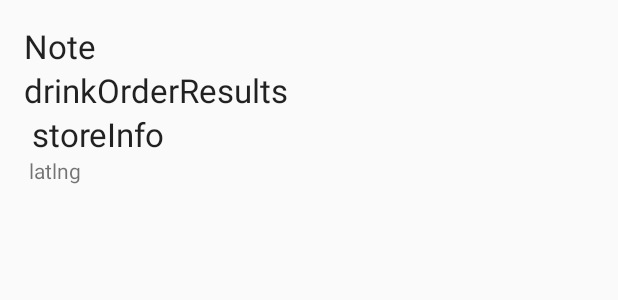
After one commit to shaun316229/android-class-272, an Android app: the layout activity_order_detal.xml on its own in the app's theme, with its tools: preview values and no code run, on a phone screen of 412 x 824 dp. The commit adds this screen. Shown: the top 300 px of the screen. Run offline under Robolectric (Android 15) with nearby library versions, the phone set to English and light mode, and no system bars.

Commit message:
set order data on order detail layout

```diff
--- a/SimpleUI/app/src/main/AndroidManifest.xml
+++ b/SimpleUI/app/src/main/AndroidManifest.xml
@@ -19,7 +19,8 @@
                 <category android:name="android.intent.category.LAUNCHER" />
             </intent-filter>
         </activity>
-        <activity android:name=".DrinkMenuActivity"></activity>
+        <activity android:name=".DrinkMenuActivity" />
+        <activity android:name=".OrderDetalActivity"></activity>
     </application>
 
 </manifest>
--- /dev/null
+++ b/SimpleUI/app/src/main/res/layout/activity_order_detal.xml
@@ -0,0 +1,50 @@
+<?xml version="1.0" encoding="utf-8"?>
+<RelativeLayout xmlns:android="http://schemas.android.com/apk/res/android"
+    xmlns:tools="http://schemas.android.com/tools"
+    android:layout_width="match_parent"
+    android:layout_height="match_parent"
+    android:paddingBottom="@dimen/activity_vertical_margin"
+    android:paddingLeft="@dimen/activity_horizontal_margin"
+    android:paddingRight="@dimen/activity_horizontal_margin"
+    android:paddingTop="@dimen/activity_vertical_margin"
+    tools:context="com.example.user.simpleui.OrderDetalActivity">
+
+    <TextView
+        android:layout_width="wrap_content"
+        android:layout_height="wrap_content"
+        android:textAppearance="?android:attr/textAppearanceLarge"
+        android:text="Note"
+        android:id="@+id/noteTextView"
+        android:layout_alignParentTop="true"
+        android:layout_alignParentLeft="true"
+        android:layout_alignParentStart="true" />
+
+    <TextView
+        android:layout_width="wrap_content"
+        android:layout_height="wrap_content"
+        android:textAppearance="?android:attr/textAppearanceLarge"
+        android:text="drinkOrderResults"
+        android:id="@+id/drinkOrderResultsTextView"
+        android:layout_below="@+id/noteTextView"
+        android:layout_alignParentLeft="true"
+        android:layout_alignParentStart="true" />
+
+    <TextView
+        android:layout_width="wrap_content"
+        android:layout_height="wrap_content"
+        android:textAppearance="?android:attr/textAppearanceLarge"
+        android:text=" storeInfo"
+        android:id="@+id/storeInfoTextView"
+        android:layout_below="@+id/drinkOrderResultsTextView"
+        android:layout_alignParentLeft="true"
+        android:layout_alignParentStart="true" />
+
+    <TextView
+        android:layout_width="wrap_content"
+        android:layout_height="wrap_content"
+        android:text=" latlng"
+        android:id="@+id/latLngTextView"
+        android:layout_below="@+id/storeInfoTextView"
+        android:layout_alignParentLeft="true"
+        android:layout_alignParentStart="true" />
+</RelativeLayout>
```
Also changed, not shown: SimpleUI/app/src/main/java/com/example/user/simpleui/MainActivity.java (+9 -0 lines), SimpleUI/app/src/main/java/com/example/user/simpleui/Order.java (+73 -4 lines), SimpleUI/app/src/main/java/com/example/user/simpleui/OrderDetalActivity.java (added, +35 -0 lines).
